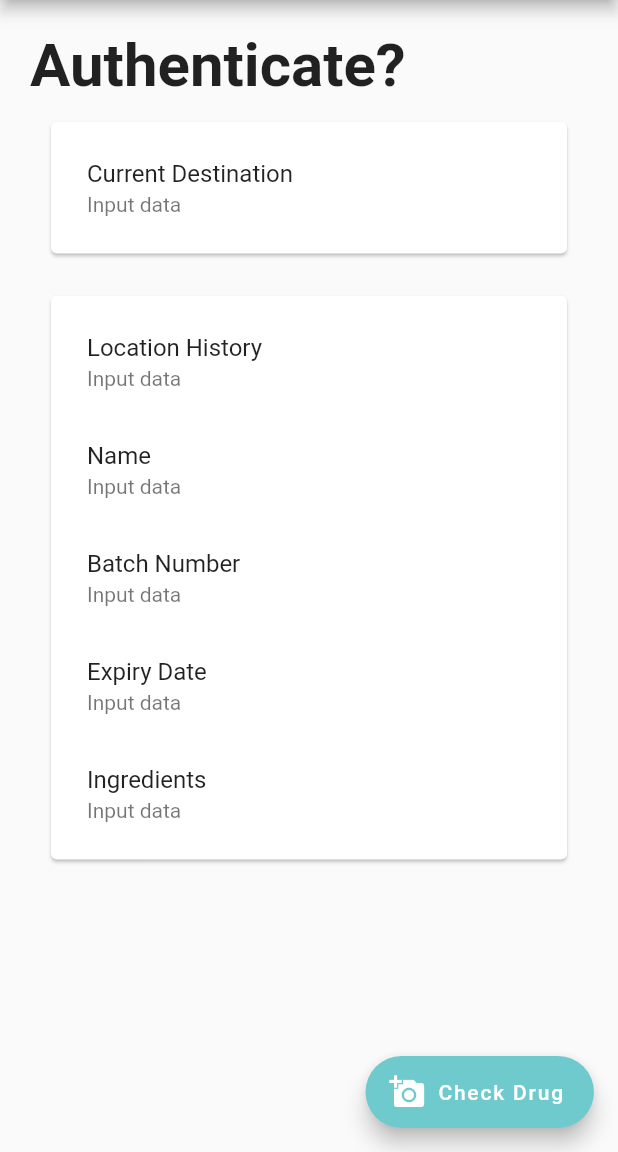
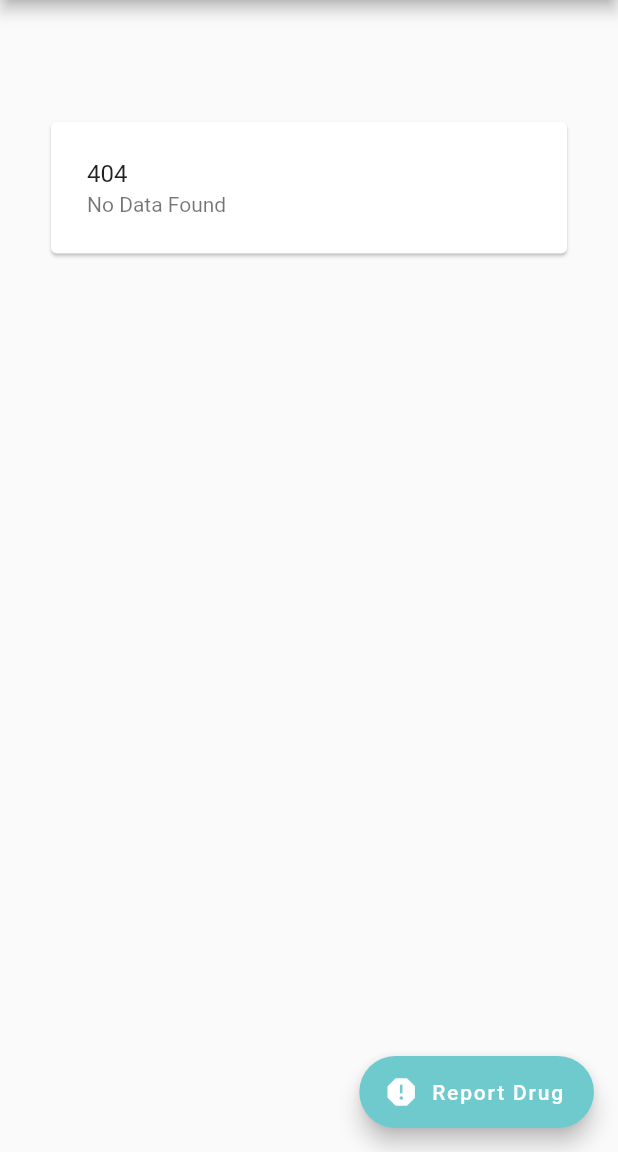
Before and after one commit to jieshengc/openmeds, a Flutter app: the screen it shows after launch, after a tap on the "keyboard arrow right" icon, on a phone screen of 412 x 824 dp, the part 84-1236 px from its top. Run offline on Flutter 3.47's test engine with Material 2 defaults, Android fonts, the phone set to English and light mode, and no system bars; our stand-ins replace date_time_picker, image_picker.

Commit message:
4.50 dying..

```diff
--- a/open_meds/lib/AllScreens/consumerScreen.dart
+++ b/open_meds/lib/AllScreens/consumerScreen.dart
@@ -2,7 +2,9 @@ import 'package:flutter/cupertino.dart';
 import 'dart:io';
 import 'package:flutter/material.dart';
 import 'package:open_meds/DataModel/consumerInput.dart';
+import 'package:open_meds/AllScreens/landingScreen.dart';
 import 'package:image_picker/image_picker.dart';
+
 final ImagePicker _picker = ImagePicker();
 
 class ConsumerScreen extends StatefulWidget {
@@ -18,10 +20,13 @@ class _ConsumerScreenState extends State<ConsumerScreen> {
   ];
   /// Variables
   late File imageFile;
+  String drugState = "";
+  String serial = "";
 
   @override
   void initState() {
     // TODO: implement initState
+    drugState = "";
     super.initState();
   }
 
@@ -53,16 +58,12 @@ class _ConsumerScreenState extends State<ConsumerScreen> {
             padding: const EdgeInsets.all(20.0),
             child: Column(
               children: <Widget>[
-            Row(
-            mainAxisAlignment: MainAxisAlignment.spaceBetween,
-              children: <Widget>[
-                Text('Authenticate?',
+                if (drugState == "Real") ...[
+                  Text("${drugState}",
                     style: TextStyle (
                         fontSize: 40,
-                          fontWeight: FontWeight.bold
+                        fontWeight: FontWeight.bold,
                     ),
-                ),
-              ],
                   ),
                   Column(
                     children: [
@@ -91,17 +92,69 @@ class _ConsumerScreenState extends State<ConsumerScreen> {
                         return detailCard(p);
                       }).toList()
                   )
+                ] else ...[
+                  Text("${drugState}",
+                    style: TextStyle (
+                        fontSize: 40,
+                        fontWeight: FontWeight.bold,
+                    ),
+                  ),
+                  Column(
+                    children: [
+                      Padding(
+                        padding: const EdgeInsets.all(10.0),
+                        child: Card(
+                          color: Colors.white,
+                          child: Padding(
+                            padding: const EdgeInsets.all(8.0),
+                            child: Column(
+                              crossAxisAlignment: CrossAxisAlignment.start,
+                              children: <Widget>[
+                                ListTile(
+                                  title: Text('404'),
+                                  subtitle: Text("No Data Found"),//detail.<>),
+                                ),
                               ]
                             ),
                           ),
                         ),
-      floatingActionButton: FloatingActionButton.extended(
+                      ),
+                    ]
+                  ),
+                ],
+            ]
+          ),
+        ),
+      ),
+      floatingActionButton: drugState == "Real"?
+        FloatingActionButton.extended(
           label: Text('Check Drug'),
           icon: const Icon(Icons.add_a_photo),
           backgroundColor: Color(0xFF6FCACE),
           hoverColor: Colors.green[800],
           onPressed: (){
             _getFromCamera();
+          },
+        ):
+        FloatingActionButton.extended(
+          label: Text('Report Drug'),
+          icon: const Icon(Icons.report),
+          backgroundColor: Color(0xFF6FCACE),
+          hoverColor: Colors.green[800],
+          onPressed: (){
+            showDialog(
+              context: context,
+              barrierDismissible: false, // user must tap button!
+              builder: (BuildContext context) {
+                Future.delayed(Duration(seconds: 2), () {
+                          Navigator.of(context).pop(true);
+                        });
+                return AlertDialog(
+                  title: const Text('Title'),
+                  content: Text("Your report has been lodged."),
+                );
+              },
+            );
           },
         ),
     );
--- a/open_meds/lib/AllScreens/landingScreen.dart
+++ b/open_meds/lib/AllScreens/landingScreen.dart
@@ -64,16 +64,6 @@ class _LoadingScreenState extends State<LoadingScreen> {
                       width: 30,
                       child: IconButton(
                         onPressed: () {
-                          showDialog(
-                            context: context,
-                            builder: (context) {
-                              return AlertDialog(
-                                // Retrieve the text that the user has entered by using the
-                                // TextEditingController.
-                                content: Text(myController.text),
-                              );
-                            },
-                          );
                           Navigator.push(context,
                             MaterialPageRoute(
                                 builder: (context) =>
--- a/open_meds/pubspec.yaml
+++ b/open_meds/pubspec.yaml
@@ -37,10 +37,10 @@ dependencies:
   date_time_picker: "^2.1.0"
   image_picker: ^0.8.2
   intl: ^0.17.0
-  firebase_core: ^1.0.1
-  firebase_auth: ^1.0.1
+  firebase_core: ^1.13.1
+  firebase_auth: ^3.3.9
   # firebase_database: ^6.0.0-nullsafety.0
-  # cloud_firestore: ^1.0.1
+  cloud_firestore: ^3.1.10
 
 dev_dependencies:
   flutter_test:
```
Also changed, not shown: open_meds/lib/AllScreens/authenticationManager.dart (deleted, +0 -64 lines), open_meds/lib/AllScreens/user.dart (deleted, +0 -37 lines), open_meds/pubspec.lock. Lines whose indentation alone changed are shown as unchanged.
